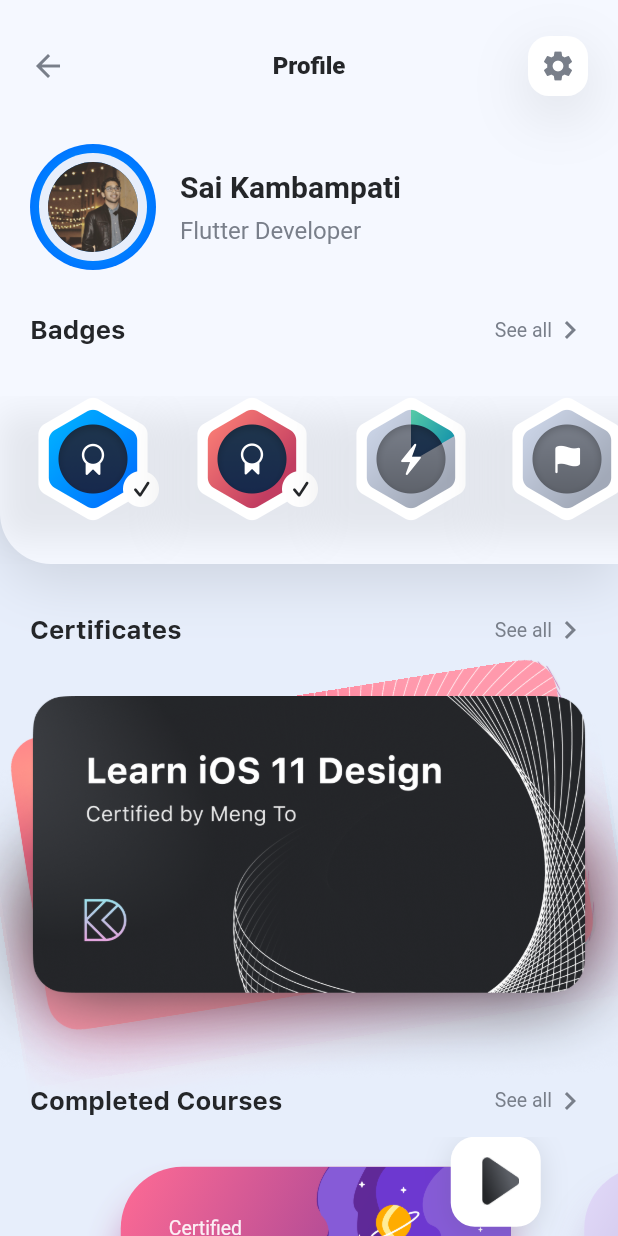
After one commit to nicoaudy/designcode, a Flutter app: the ProfileScreen screen opened directly, on a phone screen of 412 x 824 dp. The commit adds this screen. Run offline on Flutter 3.47's test engine with Material 2 defaults, Android fonts, the phone set to English and light mode, and no system bars; our stand-ins replace sliding_up_panel.

Commit message:
profile screen done

```diff
--- /dev/null
+++ b/lib/components/cards/completed_courses_card.dart
@@ -0,0 +1,113 @@
+import 'package:flutter/material.dart';
+import 'package:designcode/constants.dart';
+import 'package:designcode/models/course.dart';
+
+class CompletedCoursesCard extends StatelessWidget {
+  CompletedCoursesCard({this.course});
+
+  final Course course;
+
+  @override
+  Widget build(BuildContext context) {
+    return Container(
+      child: Stack(
+        alignment: Alignment.topRight,
+        children: [
+          Padding(
+            padding: EdgeInsets.only(
+              top: 20.0,
+              right: 20.0,
+            ),
+            child: Container(
+              decoration: BoxDecoration(
+                gradient: course.background,
+                borderRadius: BorderRadius.circular(41.0),
+                boxShadow: [
+                  BoxShadow(
+                    color: course.background.colors[0].withOpacity(0.3),
+                    offset: Offset(0, 20),
+                    blurRadius: 20.0,
+                  ),
+                  BoxShadow(
+                    color: course.background.colors[1].withOpacity(0.3),
+                    offset: Offset(0, 20),
+                    blurRadius: 20.0,
+                  )
+                ],
+              ),
+              child: ClipRRect(
+                borderRadius: BorderRadius.circular(41.0),
+                child: Container(
+                  height: 140.0,
+                  width: 260.0,
+                  child: Stack(
+                    children: [
+                      Row(
+                        children: [
+                          Spacer(),
+                          Column(
+                            mainAxisAlignment: MainAxisAlignment.end,
+                            crossAxisAlignment: CrossAxisAlignment.end,
+                            children: [
+                              Image.asset(
+                                'asset/illustrations/${course.illustration}',
+                                fit: BoxFit.cover,
+                                height: 140,
+                              ),
+                            ],
+                          ),
+                        ],
+                      ),
+                      Padding(
+                        padding: EdgeInsets.all(32.0),
+                        child: Column(
+                          mainAxisAlignment: MainAxisAlignment.center,
+                          crossAxisAlignment: CrossAxisAlignment.start,
+                          children: [
+                            Text(
+                              course.courseSubtitle,
+                              style: kCardSubtitleStyle,
+                            ),
+                            SizedBox(
+                              height: 6.0,
+                            ),
+                            Text(
+                              course.courseTitle,
+                              style: kCardTitleStyle,
+                            ),
+                          ],
+                        ),
+                      ),
+                    ],
+                  ),
+                ),
+              ),
+            ),
+          ),
+          Container(
+            child: Image.asset('asset/icons/icon-play.png'),
+            width: 60.0,
+            height: 60.0,
+            decoration: BoxDecoration(
+              color: Colors.white,
+              borderRadius: BorderRadius.circular(16.0),
+              boxShadow: [
+                BoxShadow(
+                  color: kShadowColor,
+                  offset: Offset(0, 4),
+                  blurRadius: 16.0,
+                ),
+              ],
+            ),
+            padding: EdgeInsets.only(
+              top: 12.5,
+              bottom: 13.5,
+              left: 20.5,
+              right: 14.5,
+            ),
+          ),
+        ],
+      ),
+    );
+  }
+}
--- a/lib/components/home_screen_navbar.dart
+++ b/lib/components/home_screen_navbar.dart
@@ -1,3 +1,4 @@
+import 'package:designcode/screens/profile_screen.dart';
 import 'package:flutter/material.dart';
 import 'package:designcode/constants.dart';
 import 'package:designcode/components/search_field.dart';
@@ -21,9 +22,16 @@ class HomeScreenNavbar extends StatelessWidget {
           SearchFieldWidget(),
           Icon(Icons.notifications, color: kPrimaryLabelColor),
           SizedBox(width: 16),
-          CircleAvatar(
-            radius: 18.0,
-            backgroundImage: AssetImage('asset/images/profile.jpg'),
+          GestureDetector(
+            onTap: () => Navigator.of(context).push(
+              MaterialPageRoute(
+                builder: (context) => ProfileScreen(),
+              ),
+            ),
+            child: CircleAvatar(
+              radius: 18.0,
+              backgroundImage: AssetImage('asset/images/profile.jpg'),
+            ),
           ),
         ],
       ),
--- /dev/null
+++ b/lib/components/lists/completed_courses_list.dart
@@ -0,0 +1,64 @@
+import 'package:flutter/material.dart';
+import 'package:designcode/models/course.dart';
+import 'package:designcode/components/cards/completed_courses_card.dart';
+
+class CompletedCourseList extends StatefulWidget {
+  @override
+  _CompletedCourseListState createState() => _CompletedCourseListState();
+}
+
+class _CompletedCourseListState extends State<CompletedCourseList> {
+  List<Container> indicators = [];
+  int currentPage = 0;
+
+  Widget updateIndicators() {
+    return Row(
+      mainAxisAlignment: MainAxisAlignment.center,
+      children: completedCourses.map((course) {
+        var index = completedCourses.indexOf(course);
+        return Container(
+          width: 7.0,
+          height: 7.0,
+          margin: EdgeInsets.symmetric(horizontal: 6.0),
+          decoration: BoxDecoration(
+            shape: BoxShape.circle,
+            color: currentPage == index ? Color(0xFF0971FE) : Color(0xFFA6AEBD),
+          ),
+        );
+      }).toList(),
+    );
+  }
+
+  @override
+  Widget build(BuildContext context) {
+    return Column(
+      children: [
+        Container(
+          height: 200,
+          width: double.infinity,
+          child: PageView.builder(
+            itemBuilder: (context, index) {
+              return Opacity(
+                opacity: currentPage == index ? 1.0 : 0.5,
+                child: CompletedCoursesCard(
+                  course: completedCourses[index],
+                ),
+              );
+            },
+            itemCount: completedCourses.length,
+            onPageChanged: (index) {
+              setState(() {
+                currentPage = index;
+              });
+            },
+            controller: PageController(
+              initialPage: 0,
+              viewportFraction: 0.75,
+            ),
+          ),
+        ),
+        updateIndicators(),
+      ],
+    );
+  }
+}
--- /dev/null
+++ b/lib/screens/profile_screen.dart
@@ -0,0 +1,291 @@
+import 'dart:io';
+import 'package:designcode/components/cards/completed_courses_card.dart';
+import 'package:designcode/components/certificate_viewer.dart';
+import 'package:designcode/components/lists/completed_courses_list.dart';
+import 'package:designcode/constants.dart';
+import 'package:designcode/models/course.dart';
+import 'package:flutter/cupertino.dart';
+import 'package:flutter/material.dart';
+
+class ProfileScreen extends StatelessWidget {
+  final List<String> badges = [
+    'badge-01.png',
+    'badge-02.png',
+    'badge-03.png',
+    'badge-04.png',
+  ];
+
+  @override
+  Widget build(BuildContext context) {
+    return Scaffold(
+      backgroundColor: kBackgroundColor,
+      body: SingleChildScrollView(
+        child: Column(
+          children: [
+            Container(
+              decoration: BoxDecoration(
+                color: kCardPopupBackgroundColor,
+                borderRadius: BorderRadius.only(
+                  bottomLeft: Radius.circular(34.0),
+                ),
+                boxShadow: [
+                  BoxShadow(
+                    color: kShadowColor,
+                    offset: Offset(0, 12),
+                    blurRadius: 32.0,
+                  ),
+                ],
+              ),
+              child: SafeArea(
+                bottom: false,
+                child: Column(
+                  children: [
+                    Padding(
+                      padding: EdgeInsets.only(
+                        top: 24.0,
+                        bottom: 32.0,
+                        left: 20.0,
+                        right: 20.0,
+                      ),
+                      child: Row(
+                        mainAxisAlignment: MainAxisAlignment.spaceBetween,
+                        children: [
+                          RawMaterialButton(
+                            materialTapTargetSize:
+                                MaterialTapTargetSize.shrinkWrap,
+                            constraints: BoxConstraints(
+                                minWidth: 40.0,
+                                maxWidth: 40.0,
+                                maxHeight: 24.0),
+                            highlightColor: Colors.transparent,
+                            splashColor: Colors.transparent,
+                            onPressed: () {
+                              Navigator.of(context).pop();
+                            },
+                            child: Row(
+                              mainAxisAlignment: MainAxisAlignment.start,
+                              children: [
+                                Icon(
+                                  Icons.arrow_back,
+                                  color: kSecondaryLabelColor,
+                                ),
+                              ],
+                            ),
+                          ),
+                          Text(
+                            "Profile",
+                            style: kCalloutLabelStyle,
+                          ),
+                          Container(
+                            width: 40.0,
+                            height: 40.0,
+                            decoration: BoxDecoration(
+                                color: Colors.white,
+                                borderRadius: BorderRadius.circular(14.0),
+                                boxShadow: [
+                                  BoxShadow(
+                                    color: kShadowColor,
+                                    offset: Offset(0, 12),
+                                    blurRadius: 32.0,
+                                  )
+                                ]),
+                            child: Icon(
+                              Platform.isAndroid
+                                  ? Icons.settings
+                                  : CupertinoIcons.settings_solid,
+                              color: kSecondaryLabelColor,
+                            ),
+                          )
+                        ],
+                      ),
+                    ),
+                    Padding(
+                      padding: EdgeInsets.symmetric(horizontal: 20.0),
+                      child: Row(
+                        children: [
+                          Container(
+                            child: Padding(
+                              padding: EdgeInsets.all(6.0),
+                              child: Container(
+                                padding: EdgeInsets.all(6.0),
+                                child: CircleAvatar(
+                                  backgroundImage:
+                                      AssetImage('asset/images/profile.jpg'),
+                                  radius: 30.0,
+                                ),
+                                decoration: BoxDecoration(
+                                  color: kBackgroundColor,
+                                  borderRadius: BorderRadius.circular(42.0),
+                                ),
+                              ),
+                            ),
+                            height: 84.0,
+                            width: 84.0,
+                            decoration: BoxDecoration(
+                              gradient: RadialGradient(
+                                colors: [
+                                  Color(0xFF00AEFF),
+                                  Color(0xFF0076FF),
+                                ],
+                              ),
+                              borderRadius: BorderRadius.circular(42.0),
+                            ),
+                          ),
+                          SizedBox(width: 16.0),
+                          Column(
+                            crossAxisAlignment: CrossAxisAlignment.start,
+                            children: [
+                              Text(
+                                "Sai Kambampati",
+                                style: kTitle2Style,
+                              ),
+                              SizedBox(height: 8.0),
+                              Text(
+                                "Flutter Developer",
+                                style: kSecondaryCalloutLabelStyle,
+                              ),
+                            ],
+                          ),
+                        ],
+                      ),
+                    ),
+                    Padding(
+                      padding: EdgeInsets.only(top: 28.0, bottom: 16.0),
+                      child: Column(
+                        children: [
+                          Padding(
+                            padding: EdgeInsets.symmetric(horizontal: 20.0),
+                            child: Row(
+                              mainAxisAlignment: MainAxisAlignment.spaceBetween,
+                              children: [
+                                Text(
+                                  "Badges",
+                                  style: kHeadlineLabelStyle,
+                                ),
+                                Row(
+                                  children: [
+                                    Text(
+                                      "See all",
+                                      style: kSearchPlaceholderStyle,
+                                    ),
+                                    Icon(
+                                      Icons.chevron_right,
+                                      color: kSecondaryLabelColor,
+                                    ),
+                                  ],
+                                )
+                              ],
+                            ),
+                          ),
+                        ],
+                      ),
+                    ),
+                    SizedBox(
+                      height: 16.0,
+                    ),
+                    Container(
+                      height: 112.0,
+                      child: ListView.builder(
+                        padding: EdgeInsets.only(bottom: 28.0),
+                        scrollDirection: Axis.horizontal,
+                        itemCount: badges.length,
+                        itemBuilder: (context, index) {
+                          return Container(
+                            padding: EdgeInsets.only(
+                              left: 20.0,
+                              right: index != 3 ? 0.0 : 20.0,
+                            ),
+                            decoration: BoxDecoration(
+                              boxShadow: [
+                                BoxShadow(
+                                  color: kShadowColor.withOpacity(0.1),
+                                  offset: Offset(0, 12),
+                                  blurRadius: 18.0,
+                                ),
+                              ],
+                            ),
+                            child: Image.asset('asset/badges/${badges[index]}'),
+                          );
+                        },
+                      ),
+                    )
+                  ],
+                ),
+              ),
+            ),
+            Padding(
+              padding: EdgeInsets.only(
+                top: 32.0,
+                left: 20.0,
+                right: 20.0,
+                bottom: 12.0,
+              ),
+              child: Column(
+                children: [
+                  Row(
+                    mainAxisAlignment: MainAxisAlignment.spaceBetween,
+                    children: [
+                      Text(
+                        "Certificates",
+                        style: kHeadlineLabelStyle,
+                      ),
+                      Row(
+                        children: [
+                          Text(
+                            "See all",
+                            style: kSearchPlaceholderStyle,
+                          ),
+                          Icon(
+                            Icons.chevron_right,
+                            color: kSecondaryLabelColor,
+                          ),
+                        ],
+                      ),
+                    ],
+                  ),
+                ],
+              ),
+            ),
+            CertificateViewer(),
+            Padding(
+              padding: EdgeInsets.only(
+                left: 20.0,
+                right: 20.0,
+                bottom: 12.0,
+              ),
+              child: Column(
+                children: [
+                  Row(
+                    mainAxisAlignment: MainAxisAlignment.spaceBetween,
+                    children: [
+                      Text(
+                        "Completed Courses",
+                        style: kHeadlineLabelStyle,
+                      ),
+                      Row(
+                        children: [
+                          Text(
+                            "See all",
+                            style: kSearchPlaceholderStyle,
+                          ),
+                          Icon(
+                            Icons.chevron_right,
+                            color: kSecondaryLabelColor,
+                          ),
+                        ],
+                      ),
+                    ],
+                  ),
+                ],
+              ),
+            ),
+            CompletedCourseList(),
+            SizedBox(
+              height: 28.0,
+            ),
+          ],
+        ),
+      ),
+    );
+  }
+}
```
